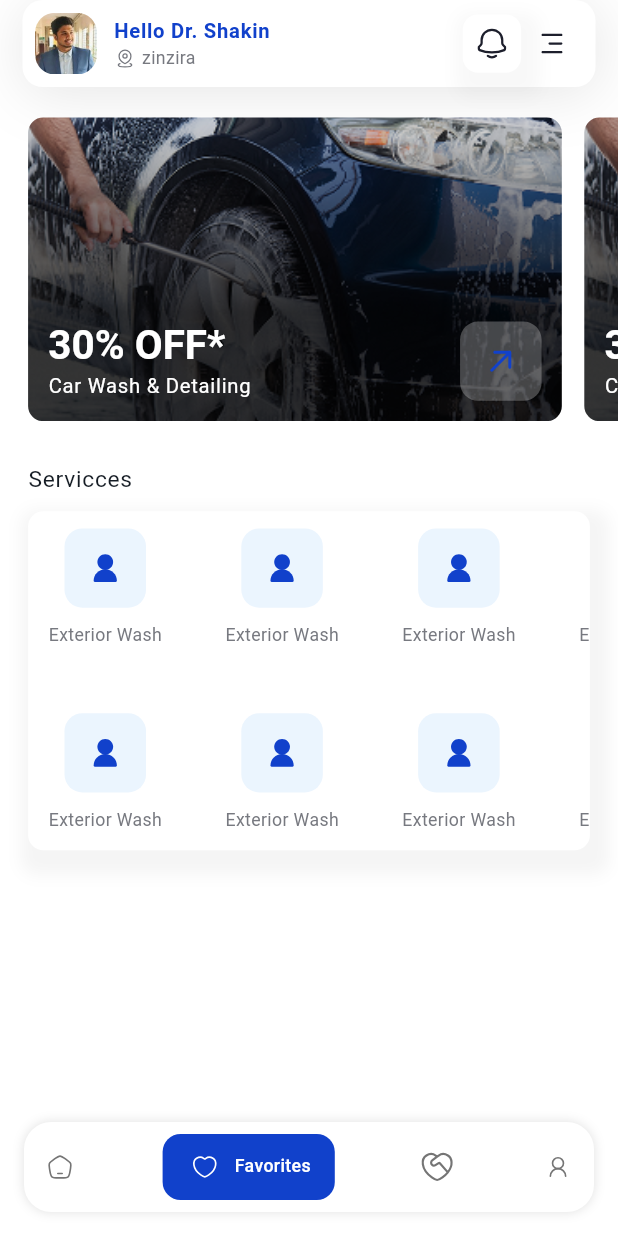
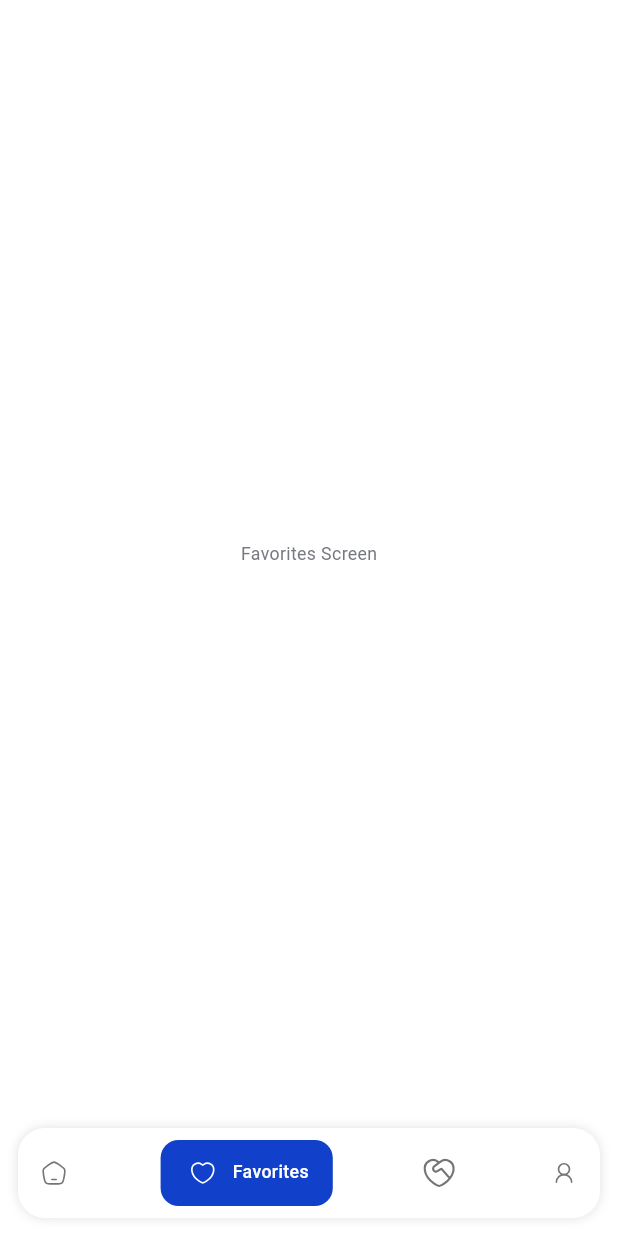
Before and after one commit to backbencherstudio/car_wash_sxgamestv1, a Flutter app: the ParentScreen screen opened by its route, item 2 of the bottom bar chosen, on a phone screen of 412 x 824 dp. Run offline on Flutter 3.47's test engine with Material 3 defaults, Android fonts, the phone set to English and light mode, and no system bars; our stand-ins replace dotted_border, flutter_riverpod, flutter_screenutil, flutter_svg, go_router, google_fonts and 4 more; accounts and stored records are empty.

Commit message:
navbar pageslider

```diff
--- a/lib/core/routes/route_config.dart
+++ b/lib/core/routes/route_config.dart
@@ -20,7 +20,7 @@ import '../../src/feature/home_screen/view/home_screen.dart';
 import 'package:car_wash/src/feature/profile_screen/view/step_screens/screen_four.dart';
 class RouteConfig{
  GoRouter goRouter = GoRouter(
-     initialLocation: RouteName.parentsScreen,
+     initialLocation: RouteName.splashScreen,
      routes: [
       GoRoute(
           name: RouteName.splashScreen,
--- a/lib/src/feature/parent_screen/view/parent_screen.dart
+++ b/lib/src/feature/parent_screen/view/parent_screen.dart
@@ -1,4 +1,5 @@
 import 'package:car_wash/src/feature/parent_screen/view/widget/customNavBar.dart';
+import 'package:car_wash/src/feature/parent_screen/view/widget/homeWarpper.dart';
 import 'package:flutter/material.dart';
 import 'package:flutter_riverpod/flutter_riverpod.dart';
 
@@ -10,25 +11,24 @@ class ParentScreen extends StatelessWidget{
   @override
   Widget build(BuildContext context) {
     return Scaffold(
-        bottomNavigationBar:  Padding(
-    padding: const EdgeInsets.all(16.0),
-    child: CustomBottomNavBar(),
-  ),
-      body: Consumer(
-          builder: (_, ref, _){
-            final parentScreenState = ref.watch(parentsScreenProvider);
-            return Stack(
-              children: [
-                Positioned.fill(
-                  child: IndexedStack(
-                    index: parentScreenState.selectedIndex,
-                    children: parentScreenState.pageList,
-                  ),
-                ),
-              ],
-            );
-          }
-      ),
+
+      body: HomeWrapper()
+
+      // Consumer(
+      //     builder: (_, ref, _){
+      //       final parentScreenState = ref.watch(parentsScreenProvider);
+      //       return Stack(
+      //         children: [
+      //           Positioned.fill(
+      //             child: IndexedStack(
+      //               index: parentScreenState.selectedIndex,
+      //               children: parentScreenState.pageList,
+      //             ),
+      //           ),
+      //         ],
+      //       );
+      //     }
+      // ),
     );
   }
 }
--- a/lib/src/feature/parent_screen/view/widget/customNavBar.dart
+++ b/lib/src/feature/parent_screen/view/widget/customNavBar.dart
@@ -37,7 +37,7 @@ class CustomBottomNavBar extends ConsumerWidget {
           return GestureDetector(
             onTap: () => notifier.state = index,
             child: AnimatedContainer(
-              duration: const Duration(milliseconds: 200),
+              duration:  Duration(milliseconds: 200),
               padding: EdgeInsets.symmetric(horizontal: isActive ? 16 : 0, vertical: 10),
               decoration: BoxDecoration(
                 color: isActive ? AppColors.primary : Colors.transparent,
--- /dev/null
+++ b/lib/src/feature/parent_screen/view/widget/homeWarpper.dart
@@ -0,0 +1,61 @@
+import 'package:car_wash/src/feature/home_screen/view/home_screen.dart';
+import 'package:car_wash/src/feature/parent_screen/view/widget/customNavBar.dart';
+import 'package:flutter/material.dart';
+import 'package:flutter/widgets.dart';
+import 'package:flutter_riverpod/flutter_riverpod.dart';
+
+class HomeWrapper extends ConsumerStatefulWidget {
+  const HomeWrapper({super.key});
+
+  @override
+  ConsumerState<HomeWrapper> createState() => _HomeWrapperState();
+}
+
+class _HomeWrapperState extends ConsumerState<HomeWrapper> {
+  late PageController _pageController;
+
+  @override
+  void initState() {
+    super.initState();
+    _pageController = PageController(initialPage: ref.read(bottomNavProvider));
+  }
+
+  @override
+  Widget build(BuildContext context) {
+    final currentIndex = ref.watch(bottomNavProvider);
+
+    ref.listen<int>(bottomNavProvider, (prev, next) {
+      if (_pageController.hasClients) {
+        _pageController.animateToPage(
+          next,
+          duration: const Duration(milliseconds: 300),
+          curve: Curves.easeInOut,
+        );
+      }
+    });
+
+    return Scaffold(
+      body: Column(
+        children: [
+          Expanded(
+            child: PageView(
+              physics: const NeverScrollableScrollPhysics(),
+              controller: _pageController,
+              onPageChanged: (index) => ref.read(bottomNavProvider.notifier).state = index,
+              children: const [
+                Center(child: HomeScreen()),
+                Center(child: Text("Favorites Screen")),
+                Center(child: Text("Services Screen")),
+                Center(child: Text("Profile Screen")),
+              ],
+            ),
+          ),
+          const Padding(
+            padding: EdgeInsets.all(12.0),
+            child: CustomBottomNavBar(),
+          ),
+        ],
+      ),
+    );
+  }
+}
--- a/lib/src/feature/profile_screen/view/step_screens/screen_three.dart
+++ b/lib/src/feature/profile_screen/view/step_screens/screen_three.dart
@@ -14,8 +14,10 @@ class ScreenThree extends StatelessWidget {
 
   @override
   Widget build(BuildContext context) {
+
     return Consumer(
       builder: (_, ref, __) {
+
         final stepState = ref.watch(StepControllerProvider);
         final stepNotifier = ref.read(StepControllerProvider.notifier);
         final imageState = ref.watch(imagePickerProvider);
@@ -36,6 +38,7 @@ class ScreenThree extends StatelessWidget {
               );
             },
             child: DottedBorder(
+
               color: AppColors.primary,
               strokeWidth: 1,
               borderType: BorderType.RRect,
```
Also changed, not shown: lib/src/feature/parent_screen/view/widget/tab_nav_provider.dart (added, +42 -0 lines).
